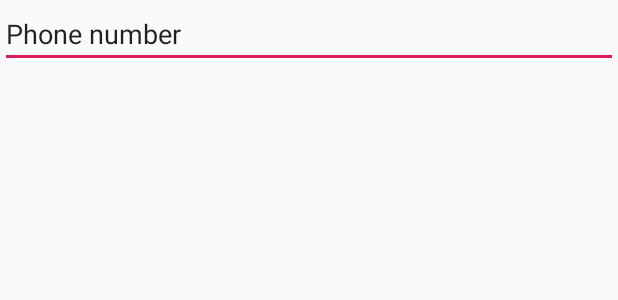
After one commit to SelecTunes/SelecTunes, an Android app: the layout show_phone.xml on its own in the app's theme, with its tools: preview values and no code run, on a phone screen of 412 x 824 dp. The commit adds this screen. Shown: the top 300 px of the screen. Run offline under Robolectric (Android 15) with nearby library versions, the phone set to English and light mode, and no system bars.

Commit message:
Made text transfer.

```diff
--- a/Experiments/Jack/app/src/main/java/cs309/selectunes/MainActivity.kt
+++ b/Experiments/Jack/app/src/main/java/cs309/selectunes/MainActivity.kt
@@ -26,7 +26,9 @@ class MainActivity : AppCompatActivity() {
         val button = findViewById<Button>(R.id.button)
         val textBox = findViewById<EditText>(R.id.editText5)
         button.setOnClickListener {
-            println(textBox.text.toString())
+            setContentView(R.layout.show_phone)
+            val text = findViewById<TextView>(R.id.editText)
+            text.text = textBox.text.toString()
         }
     }
 }
--- /dev/null
+++ b/Experiments/Jack/app/src/main/res/layout/show_phone.xml
@@ -0,0 +1,13 @@
+<?xml version="1.0" encoding="utf-8"?>
+<LinearLayout xmlns:android="http://schemas.android.com/apk/res/android"
+    android:orientation="vertical" android:layout_width="match_parent"
+    android:layout_height="match_parent">
+
+    <EditText
+        android:id="@+id/editText"
+        android:layout_width="match_parent"
+        android:layout_height="wrap_content"
+        android:ems="10"
+        android:inputType="textPersonName"
+        android:text="Phone number" />
+</LinearLayout>
```
